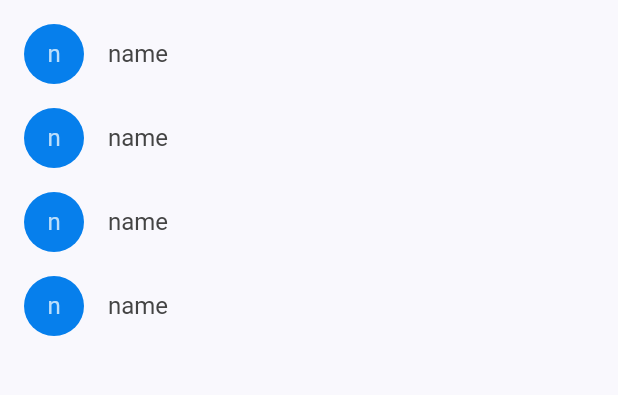
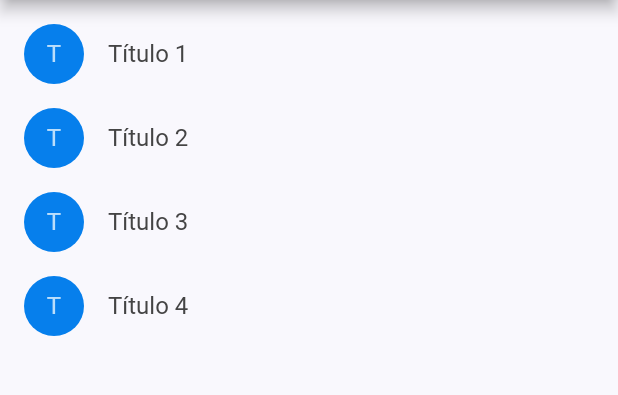
Before and after one commit to ChristianOliveiraSilva/NotesApp, a Flutter app: the screen it shows after launch, on a phone screen of 412 x 824 dp, the part 84-479 px from its top. Run offline on Flutter 3.47's test engine with Material 2 defaults, Android fonts, the phone set to English and light mode, and no system bars.

Commit message:
adjusting app

```diff
--- a/lib/main.dart
+++ b/lib/main.dart
@@ -3,7 +3,6 @@ import 'package:notes/Annotation.dart';
 import 'package:notes/constants.dart';
 import 'package:notes/screens/form/form_screen.dart';
 import 'package:notes/screens/list/list_screen.dart';
-import 'package:notes/screens/home/home_screen.dart';
 
 void main() {
   runApp(MyApp());
@@ -20,15 +19,14 @@ class MyApp extends StatelessWidget {
         scaffoldBackgroundColor: backgroundColor,
         primaryColor: primaryColor,
         textTheme: Theme.of(context).textTheme.apply(bodyColor: textColor),
-        visualDensity: VisualDensity.adaptivePlatformDensity,
       ),
       home: Container(
         child: ListScreen(
             annotations: [
-              Annotation(name: 'name', text: 'text', date: 'date'),
-              Annotation(name: 'name', text: 'text', date: 'date'),
-              Annotation(name: 'name', text: 'text', date: 'date'),
-              Annotation(name: 'name', text: 'text', date: 'date'),
+              Annotation(name: 'Título 1', text: 'text 1', date: 'date'),
+              Annotation(name: 'Título 2', text: 'text 2', date: 'date'),
+              Annotation(name: 'Título 3', text: 'text 3', date: 'date'),
+              Annotation(name: 'Título 4', text: 'text 4', date: 'date'),
             ]
         )
       )
--- a/lib/screens/list/components/annotation_list.dart
+++ b/lib/screens/list/components/annotation_list.dart
@@ -1,6 +1,5 @@
 import 'package:flutter/material.dart';
 import 'package:notes/Annotation.dart';
-import 'package:notes/screens/home/home_screen.dart';
 import 'package:notes/screens/list/components/annotation_list_item.dart';
 
 class AnnotationList extends StatefulWidget {
@@ -13,11 +12,6 @@ class AnnotationList extends StatefulWidget {
 }
 
 class _AnnotationListState extends State<AnnotationList> {
-
-  void _handleCartChanged(Annotation annotation) {
-
-  }
-
   @override
   Widget build(BuildContext context) {
     return ListView(
--- a/lib/screens/list/components/annotation_list_item.dart
+++ b/lib/screens/list/components/annotation_list_item.dart
@@ -1,5 +1,6 @@
 import 'package:flutter/material.dart';
 import 'package:notes/Annotation.dart';
+import 'package:notes/screens/form/form_screen.dart';
 
 class AnnotationListItem extends StatelessWidget {
   AnnotationListItem({
@@ -11,10 +12,17 @@ class AnnotationListItem extends StatelessWidget {
   @override
   Widget build(BuildContext context) {
     return ListTile(
-      onTap: () {},
+      onTap: () {
+        Navigator.push(
+          context,
+          MaterialPageRoute(
+            builder: (context) => FormScreen(annotation: annotation),
+          ),
+        );
+      },
       leading: CircleAvatar(
         backgroundColor: Theme.of(context).primaryColor,
-        child: Text(annotation.name[0]),
+        child: Text(annotation.name[0].toUpperCase()),
       ),
       title: Text(
         annotation.name
--- a/lib/screens/list/list_screen.dart
+++ b/lib/screens/list/list_screen.dart
@@ -12,7 +12,6 @@ class ListScreen extends StatelessWidget {
   Widget build(BuildContext context) {
       return Scaffold(
         appBar: AppBar(
-          elevation: 0,
           title: const Text('Notes'),
           leading: IconButton(
             icon: Icon(
@@ -25,7 +24,7 @@ class ListScreen extends StatelessWidget {
               Navigator.push(
                 context,
                 MaterialPageRoute(
-                  builder: (context) => ListScreen(annotations: annotations),
+                  builder: (context) => FormScreen(),
                 ),
               );
             },
```
Also changed, not shown: lib/screens/form/components/form.dart (+10 -17 lines), lib/screens/form/form_screen.dart (+4 -21 lines), lib/screens/home/home_screen.dart (deleted, +0 -13 lines).
